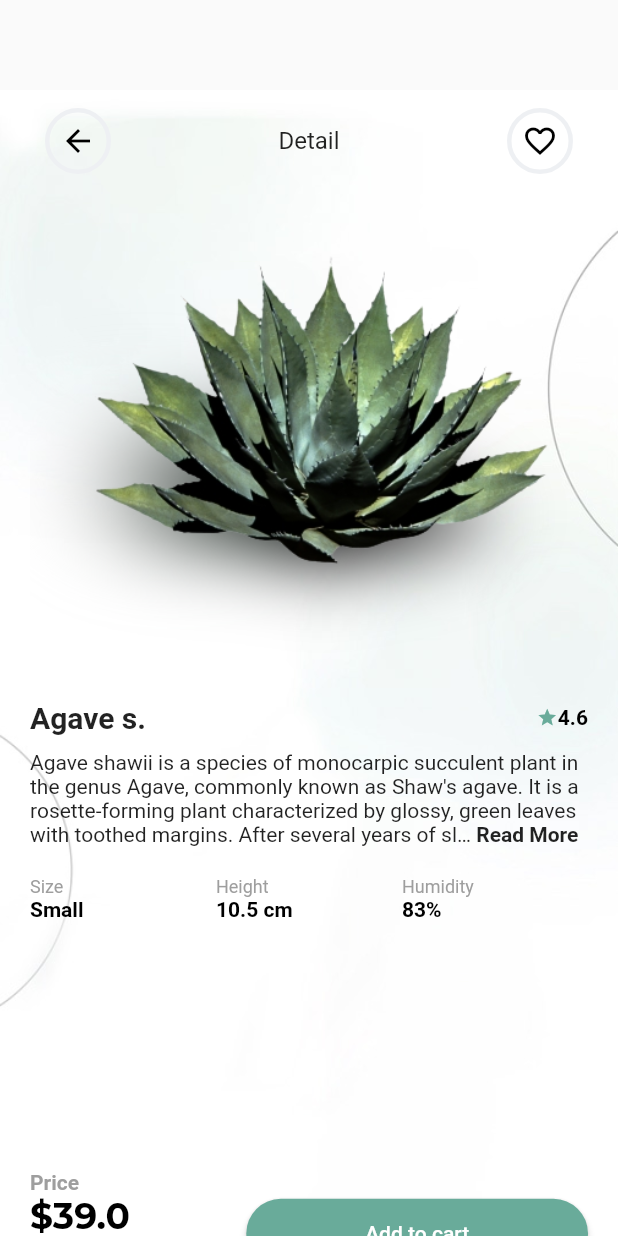
After one commit to patriciafiona/Clone-From-Design-Projects, a Flutter app: the DetailScreen screen opened directly with sample values from the repository, on a phone screen of 412 x 824 dp. The commit adds this screen. Run offline on Flutter 3.47's test engine with Material 2 defaults, Android fonts, the phone set to English and light mode, and no system bars; drawn by our look-alikes of readmore; our stand-ins replace assets_audio_player, cloud_firestore, firebase_auth, firebase_core, google_sign_in, intro_slider and 1 more; missing offline and left inert: should_rebuild; accounts and stored records are empty.

Commit message:
[PlantApp] Finished Design Detail Page
Next:
- Add Favorite Page

```diff
--- a/Plants App/plant_app/lib/main.dart
+++ b/Plants App/plant_app/lib/main.dart
@@ -1,5 +1,6 @@
 import 'package:flutter/material.dart';
 import 'package:plant_app/screen/BottomNavigation/BottomNavigationScreen.dart';
+import 'package:plant_app/screen/DetailScreen.dart';
 import 'package:plant_app/screen/WelcomeScreen.dart';
 
 void main() {
--- a/Plants App/plant_app/lib/model/DataDummy.dart
+++ b/Plants App/plant_app/lib/model/DataDummy.dart
@@ -31,9 +31,9 @@ class DataDummy{
         id: 2,
         name: 'Strelitzia n.',
         description: "Strelitzia nicolai, commonly known as the wild banana or giant white bird of paradise, is a species of banana-like plants with erect woody stems reaching a height of 7–8 m (23–26 ft), and the clumps formed can spread as far as 3.5 m (11 ft)."
-            "\nThe 1.8 m (5 ft 11 in)-long leaves are grey-green and arranged like a fan at the top of the stems, similar to Ravenala madagascariensis. The inflorescence is composed of a dark blue bract, white sepals and a bluish-purple \"tongue\". The entire flower "
+            "\n\nThe 1.8 m (5 ft 11 in)-long leaves are grey-green and arranged like a fan at the top of the stems, similar to Ravenala madagascariensis. The inflorescence is composed of a dark blue bract, white sepals and a bluish-purple \"tongue\". The entire flower "
             "can be as much as 18 cm (7.1 in) high by 45 cm (18 in) long, and is typically held just above the point where the leaf fan emerges from the stem. Flowers are followed by triangular seed capsules."
-            "\nStrelitzia nicolai is among the few plants which have been verified to contain the pigment bilirubin, which is usually found in animals.",
+            "\n\nStrelitzia nicolai is among the few plants which have been verified to contain the pigment bilirubin, which is usually found in animals.",
         height: 23.9,
         rating: 4.8,
         humidity: 71,
@@ -58,10 +58,10 @@ class DataDummy{
     PlantItem(
         id: 4,
         name: 'Monstera d.',
-        description: "Monstera deliciosa, the Swiss cheese plant[2] or split-leaf philodendron is a species of flowering plant native to tropical forests of southern Mexico, south to Panama."
+        description: "Monstera deliciosa, the Swiss cheese plant or split-leaf philodendron is a species of flowering plant native to tropical forests of southern Mexico, south to Panama."
             " It has been introduced to many tropical areas, and has become a mildly invasive species in Hawaii, Seychelles, Ascension Island and the Society Islands. It is very widely grown in temperate zones as a houseplant."
-            "\nThe common name \"Swiss cheese plant\" is also used for the related species from the same genus, Monstera adansonii.[5] The common name \"split-leaf philodendron\" is also used for the species Thaumatophyllum "
-            "bipinnatifidum, although neither species are in the genus Philodendron.[3]",
+            "\n\nThe common name \"Swiss cheese plant\" is also used for the related species from the same genus, Monstera adansonii. The common name \"split-leaf philodendron\" is also used for the species Thaumatophyllum "
+            "bipinnatifidum, although neither species are in the genus Philodendron.",
         height: 60.8,
         rating: 4.9,
         humidity: 77,
@@ -91,9 +91,9 @@ class DataDummy{
         name: 'Epipremnum a.',
         description: "Epipremnum aureum is a species in the arum family Araceae, native to Mo'orea in the Society Islands of French Polynesia. "
             "The species is a popular houseplant in temperate regions but has also become naturalised in tropical and sub-tropical forests worldwide, "
-            "including northern South Africa,[3] Australia, Southeast Asia, South Asia, the Pacific Islands and the West Indies, where it has caused "
+            "including northern South Africa, Australia, Southeast Asia, South Asia, the Pacific Islands and the West Indies, where it has caused "
             "severe ecological damage in some cases."
-            "\nThe plant has a number of common names including golden pothos, Ceylon creeper, hunter's robe, ivy arum, house plant, money plant, "
+            "\n\nThe plant has a number of common names including golden pothos, Ceylon creeper, hunter's robe, ivy arum, house plant, money plant, "
             "silver vine, Solomon Islands ivy, marble queen, and taro vine. It is also called devil's vine or devil's ivy because it is almost "
             "impossible to kill and it stays green even when kept in the dark. It is sometimes mistakenly labeled as a Philodendron, Pothos or "
             "Scindapsus in plant stores. It is commonly known as a money plant in many parts of the Indian subcontinent. "
@@ -111,9 +111,9 @@ class DataDummy{
         name: 'Epipremnum a.',
         description: "Epipremnum aureum is a species in the arum family Araceae, native to Mo'orea in the Society Islands of French Polynesia. "
             "The species is a popular houseplant in temperate regions but has also become naturalised in tropical and sub-tropical forests worldwide, "
-            "including northern South Africa,[3] Australia, Southeast Asia, South Asia, the Pacific Islands and the West Indies, where it has caused "
+            "including northern South Africa, Australia, Southeast Asia, South Asia, the Pacific Islands and the West Indies, where it has caused "
             "severe ecological damage in some cases."
-            "\nThe plant has a number of common names including golden pothos, Ceylon creeper, hunter's robe, ivy arum, house plant, money plant, "
+            "\n\nThe plant has a number of common names including golden pothos, Ceylon creeper, hunter's robe, ivy arum, house plant, money plant, "
             "silver vine, Solomon Islands ivy, marble queen, and taro vine. It is also called devil's vine or devil's ivy because it is almost "
             "impossible to kill and it stays green even when kept in the dark. It is sometimes mistakenly labeled as a Philodendron, Pothos or "
             "Scindapsus in plant stores. It is commonly known as a money plant in many parts of the Indian subcontinent. "
@@ -131,7 +131,7 @@ class DataDummy{
         name: 'Dieffenbachia s.',
         description: "Dieffenbachia seguine, also known as dumbcane, or tuftroot, is a species of Dieffenbachia "
             "native to the tropical Americas—from southern Mexico, through Central America, to northern South America and "
-            "Brazil. It is also native to several Caribbean islands, including Puerto Rico.[1]",
+            "Brazil. It is also native to several Caribbean islands, including Puerto Rico.",
         height: 13.0,
         rating: 4.3,
         humidity: 59,
@@ -146,8 +146,8 @@ class DataDummy{
         description: "The pineapple (Ananas comosus) is a tropical plant with an edible fruit; it is the most economically significant plant in the family Bromeliaceae."
             " The pineapple is indigenous to South America, where it has been cultivated for many centuries. The introduction of the pineapple to Europe in the 17th "
             "century made it a significant cultural icon of luxury. Since the 1820s, pineapple has been commercially grown in greenhouses and many tropical plantations."
-            "\nPineapples grow as a small shrub; the individual flowers of the unpollinated plant fuse to form a multiple fruit. The plant is normally propagated from "
-            "the offset produced at the top of the fruit,[2][5] or from a side shoot, and typically mature within a year.",
+            "\n\nPineapples grow as a small shrub; the individual flowers of the unpollinated plant fuse to form a multiple fruit. The plant is normally propagated from "
+            "the offset produced at the top of the fruit, or from a side shoot, and typically mature within a year.",
         height: 9.7,
         rating: 4.1,
         humidity: 67,
@@ -161,10 +161,10 @@ class DataDummy{
         name: 'Agave p.',
         description: "Agave parrasana, the cabbage head agave or cabbage head century plant, is a flowering plant in the family Asparagaceae. "
   "A slow-growing evergreen succulent from North East Mexico, it produces a compact rosette of fleshy thorn-tipped grey-green leaves, 60 cm tall "
-  "and wide. The leaves are blue green and the thorns are red. The whole plant may reach 100 centimeters tall and wide.[5] Occasionally mature "
-  "plants produce a spectacular flower head up to 6m tall, opening red and turning yellow.[6] This signals the death of the flowering rosette, "
+  "and wide. The leaves are blue green and the thorns are red. The whole plant may reach 100 centimeters tall and wide. Occasionally mature "
+  "plants produce a spectacular flower head up to 6m tall, opening red and turning yellow. This signals the death of the flowering rosette, "
   "however offsets may form and continue growing."
-            "\nAs it can tolerate temperatures of −12 °C (10 °F) or less, it is a popular plant to grow outdoors in a sheltered cactus garden or "
+            "\n\nAs it can tolerate temperatures of −12 °C (10 °F) or less, it is a popular plant to grow outdoors in a sheltered cactus garden or "
             "similar environment, and has gained the Royal Horticultural Society's Award of Garden Merit. In the US, it may be grown outdoors in USDA "
             "hardiness zones 7–10. It is susceptible to scale and chlorosis resulting from magnesium deficiency.",
         height: 20.1,
--- a/Plants App/plant_app/lib/screen/BottomNavigation/HomeScreen.dart
+++ b/Plants App/plant_app/lib/screen/BottomNavigation/HomeScreen.dart
@@ -1,7 +1,6 @@
 import 'package:flutter/material.dart';
 import 'package:intro_slider/intro_slider.dart';
 import 'package:plant_app/model/DataDummy.dart';
-import 'package:plant_app/model/PlantItem.dart';
 import 'package:plant_app/model/PlantLocation.dart';
 import 'package:plant_app/widget/CardPlantWidget.dart';
 
--- /dev/null
+++ b/Plants App/plant_app/lib/screen/DetailScreen.dart
@@ -0,0 +1,268 @@
+import 'package:flutter/material.dart';
+import 'package:plant_app/model/PlantItem.dart';
+import 'package:readmore/readmore.dart';
+
+class DetailScreen extends StatefulWidget {
+  static const routeName= "/detail_screen";
+  final PlantItem plantData;
+
+  const DetailScreen({Key? key, required this.plantData}) : super(key: key);
+
+  @override
+  State<DetailScreen> createState() => _DetailScreenState();
+}
+
+class _DetailScreenState extends State<DetailScreen> {
+  @override
+  Widget build(BuildContext context) {
+    final mediaQuery = MediaQuery.of(context);
+
+    return Scaffold(
+        body: Container(
+          padding: const EdgeInsets.only(top: 60),
+          width: double.infinity,
+          height: double.infinity,
+          child: Stack(
+            children: [
+              Container(
+                width: double.infinity,
+                height: double.infinity,
+                decoration: const BoxDecoration(
+                image: DecorationImage(
+                    image: AssetImage("assets/images/background.jpg"),
+                fit: BoxFit.fill),
+                ),
+              ),
+              Column(
+                children: [
+                  SizedBox(
+                    width: double.infinity,
+                    height: (mediaQuery.size.height - mediaQuery.padding.vertical) * 0.85,
+                    child: SingleChildScrollView(
+                      child: Container(
+                        padding: const EdgeInsets.only(left: 20, right: 20, bottom: 20, top: 10),
+                        width: double.infinity,
+                        child: Column(
+                          children: [
+                            Row(
+                              children: [
+                                ElevatedButton(
+                                  onPressed: () {
+                                    Navigator.pop(context);
+                                  },
+                                  child: const Icon(Icons.arrow_back, color: Colors.black),
+                                  style: ElevatedButton.styleFrom(
+                                    elevation: 0.0,
+                                    shadowColor: Colors.transparent,
+                                    shape: const CircleBorder(
+                                      side: BorderSide(color: Color.fromRGBO(238, 240, 243, 1.0), width: 3),
+                                    ),
+                                    padding: const EdgeInsets.all(10),
+                                    primary: Colors.transparent,
+                                    onPrimary: Colors.white60,
+                                  ),
+                                ),
+                                const Expanded(child: Text(
+                                  'Detail',
+                                  style: TextStyle(fontSize: 16),
+                                  textAlign: TextAlign.center,
+                                )),
+                                ElevatedButton(
+                                  onPressed: () {
+                                    Navigator.pop(context);
+                                  },
+                                  child: const Icon(Icons.favorite_outline, color: Colors.black),
+                                  style: ElevatedButton.styleFrom(
+                                    elevation: 0.0,
+                                    shadowColor: Colors.transparent,
+                                    shape: const CircleBorder(
+                                        side: BorderSide(color: Color.fromRGBO(238, 240, 243, 1.0), width: 3)
+                                    ),
+                                    padding: const EdgeInsets.all(10),
+                                    primary: Colors.transparent,
+                                    onPrimary: Colors.white60,
+                                  ),
+                                ),
+                              ],
+                            ),
+                            SizedBox(
+                              width: double.infinity,
+                              child: Image.asset(widget.plantData.imagePath),
+                            ),
+                            Row(
+                              children: [
+                                Expanded(
+                                    child: Text(
+                                      widget.plantData.name,
+                                      style: const TextStyle(
+                                          fontSize: 20,
+                                          fontWeight: FontWeight.bold
+                                      ),
+                                    )
+                                ),
+                                const Icon(
+                                  Icons.star,
+                                  size: 14,
+                                  color: Color.fromRGBO(105, 171, 154, 1.0),
+                                ),
+                                Text(
+                                  widget.plantData.rating.toString(),
+                                  style: const TextStyle(
+                                      color: Colors.black,
+                                      fontWeight: FontWeight.bold
+                                  ),
+                                )
+                              ],
+                            ),
+                            const SizedBox(height: 10,),
+                            ReadMoreText(
+                              widget.plantData.description,
+                              trimLines: 4,
+                              colorClickableText: Colors.blue,
+                              trimMode: TrimMode.Line,
+                              trimCollapsedText: 'Read More',
+                              trimExpandedText: 'Show less',
+                              moreStyle: const TextStyle(fontSize: 14, fontWeight: FontWeight.bold),
+                            ),
+                            const SizedBox(height: 20,),
+                            Table(
+                              columnWidths: const <int, TableColumnWidth>{
+                                0: FlexColumnWidth(),
+                                1: FlexColumnWidth(),
+                                2: FlexColumnWidth(),
+                              },
+                              defaultVerticalAlignment: TableCellVerticalAlignment.middle,
+                              children: [
+                                const TableRow(
+                                  children: [
+                                    TableCell(
+                                        child: Text(
+                                          "Size",
+                                          style: TextStyle(
+                                              color: Colors.grey,
+                                              fontSize: 12
+                                          ),
+                                        )
+                                    ),
+                                    TableCell(
+                                        child: Text(
+                                          "Height",
+                                          style: TextStyle(
+                                              color: Colors.grey,
+                                              fontSize: 12
+                                          ),
+                                        )
+                                    ),
+                                    TableCell(
+                                        child: Text(
+                                          "Humidity",
+                                          style: TextStyle(
+                                              color: Colors.grey,
+                                              fontSize: 12
+                                          ),
+                                        )
+                                    )
+                                  ],
+                                ),
+                                TableRow(
+                                  children: [
+                                    TableCell(
+                                        child: Text(
+                                          widget.plantData.size.name.toString(),
+                                          style: const TextStyle(
+                                              color: Colors.black,
+                                              fontSize: 14,
+                                              fontWeight: FontWeight.bold
+                                          ),
+                                        )
+                                    ),
+                                    TableCell(
+                                        child: Text(
+                                          "${widget.plantData.height.toString()} cm",
+                                          style: const TextStyle(
+                                              color: Colors.black,
+                                              fontSize: 14,
+                                              fontWeight: FontWeight.bold
+                                          ),
+                                        )
+                                    ),
+                                    TableCell(
+                                        child: Text(
+                                          "${widget.plantData.humidity}%",
+                                          style: const TextStyle(
+                                              color: Colors.black,
+                                              fontSize: 14,
+                                              fontWeight: FontWeight.bold
+                                          ),
+                                        )
+                                    )
+                                  ],
+                                )
+                              ],
+                            ),
+                          ],
+                        ),
+                      ),
+                    ),
+                  ),
+                  Container(
+                    padding: const EdgeInsets.all(20),
+                    width: double.infinity,
+                    height: (mediaQuery.size.height - mediaQuery.padding.vertical) * 0.15,
+                    child: Row(
+                      children: [
+                        SizedBox(
+                          width: (mediaQuery.size.width - mediaQuery.padding.horizontal) * 0.35,
+                          child: Column(
+                            crossAxisAlignment: CrossAxisAlignment.start,
+                            children: [
+                              const Text(
+                                "Price",
+                                style: TextStyle(
+                                    color: Colors.grey,
+                                    fontSize: 14,
+                                  fontWeight: FontWeight.bold
+                                ),
+                                textAlign: TextAlign.start,
+                              ),
+                              Text(
+                                "\$${widget.plantData.price.toString()}",
+                                style: const TextStyle(
+                                  color: Colors.black,
+                                  fontSize: 24,
+                                  fontWeight: FontWeight.bold,
+                                  fontFamily: "Montserrat"
+                                ),
+                                textAlign: TextAlign.start,
+                              ),
+                            ],
+                          ),
+                        ),
+                        Expanded(
+                          child: ElevatedButton(
+                            onPressed: () {},
+                            child: const Text(
+                              "Add to cart",
+                              style: TextStyle(
+                                  color: Colors.white
+                              ),
+                            ),
+                            style: ElevatedButton.styleFrom(
+                              shape: const StadiumBorder(),
+                              padding: const EdgeInsets.all(15),
+                              primary: const Color.fromRGBO(105, 171, 154, 1.0), // <-- Button color
+                              onPrimary: const Color.fromRGBO(105, 171, 154, 0.7), // <-- Splash color
+                            ),
+                          ),
+                        )
+                      ],
+                    ),
+                  ),
+                ],
+              )
+             ],
+          ),
+        ),
+    );
+  }
+}
--- a/Plants App/plant_app/lib/widget/CardPlantWidget.dart
+++ b/Plants App/plant_app/lib/widget/CardPlantWidget.dart
@@ -1,5 +1,6 @@
 import 'package:flutter/material.dart';
 import 'package:plant_app/model/PlantItem.dart';
+import 'package:plant_app/screen/DetailScreen.dart';
 
 class CardPlantWidget extends StatelessWidget {
   final dynamic listData;
@@ -14,7 +15,13 @@ class CardPlantWidget extends StatelessWidget {
         itemCount: listData?.length,
         itemBuilder: (BuildContext context, int index) {
           var data = listData?[index] as PlantItem;
-          return Container(
+          return GestureDetector(
+            onTap: (){
+              Navigator.push(context,
+                  MaterialPageRoute(builder: (context) => DetailScreen(plantData: data) )
+              );
+            },
+            child: Container(
               width: 220,
               padding: const EdgeInsets.all(10),
               child: Card(
@@ -101,6 +108,7 @@ class CardPlantWidget extends StatelessWidget {
                   ],
                 ),
               ),
+            ),
           );
         }
     );
--- a/Plants App/plant_app/pubspec.yaml
+++ b/Plants App/plant_app/pubspec.yaml
@@ -36,6 +36,7 @@ dependencies:
   cupertino_icons: ^1.0.2
   intro_slider: ^3.0.9
   flutter_launcher_icons: ^0.9.3
+  readmore: ^2.2.0
 
 flutter_icons:
   android: "launcher_icon"
```
Also changed, not shown: Plants App/plant_app/pubspec.lock. Lines whose indentation alone changed are shown as unchanged.
